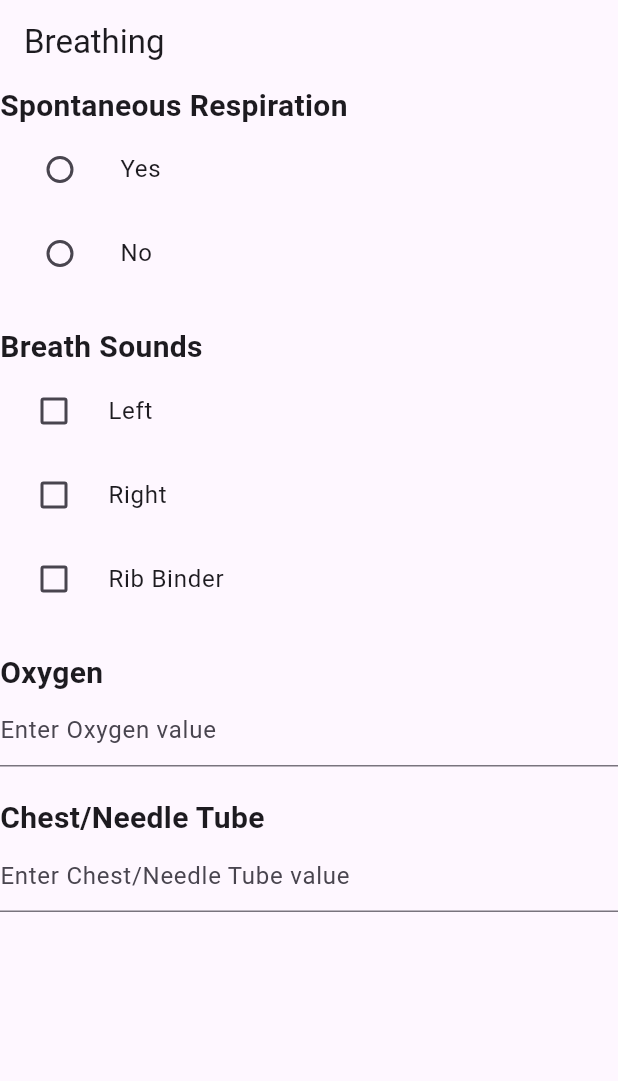
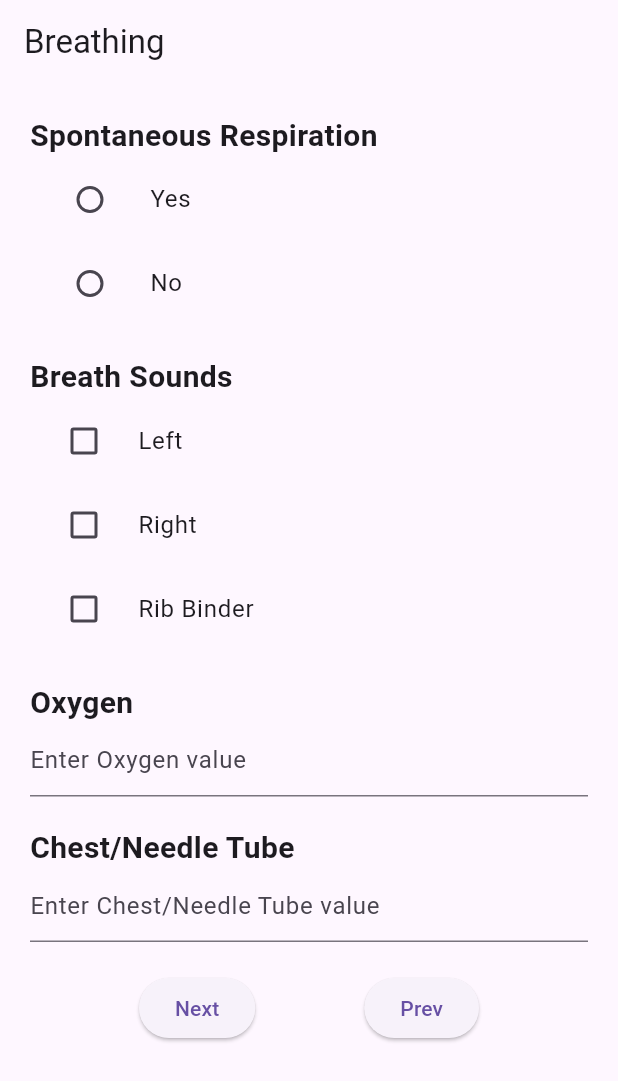
Before and after one commit to Valvahen/EmApp, a Flutter app: the BreathingPage screen opened directly, on a phone screen of 412 x 824 dp. Shown: the top 1081 px of the screen. Run offline on Flutter 3.47's test engine with Material 3 defaults, Android fonts, the phone set to English and light mode, and no system bars.

```diff
--- a/lib/login_page.dart
+++ b/lib/login_page.dart
@@ -1,9 +1,11 @@
 //import 'dart:html';
+// ignore_for_file: library_private_types_in_public_api, prefer_const_constructors
+
 import 'package:flutter/material.dart';
-import 'package:flutter/services.dart';
-import 'package:flutter/widgets.dart';
 
 class LoginPage extends StatefulWidget {
+  const LoginPage({super.key});
+
   @override
   _LoginPageState createState() => _LoginPageState();
 }
@@ -74,6 +76,8 @@ class _LoginPageState extends State<LoginPage> {
 }
 
 class NewPage extends StatefulWidget {
+  const NewPage({super.key});
+
   @override
   _NewPageState createState() => _NewPageState();
 }
@@ -186,6 +190,8 @@ class _NewPageState extends State<NewPage> {
 }
 
 class secondPage extends StatefulWidget {
+  const secondPage({super.key});
+
   @override
   _secondPageState createState() => _secondPageState();
 }
@@ -280,6 +286,8 @@ class _secondPageState extends State<secondPage> {
 }
 
 class MechanismOfInjury extends StatefulWidget {
+  const MechanismOfInjury({super.key});
+
   @override
   _MechanismOfInjuryState createState() => _MechanismOfInjuryState();
 }
@@ -603,6 +611,8 @@ class _MechanismOfInjuryState extends State<MechanismOfInjury> {
 }
 
 class AirwayPage extends StatefulWidget {
+  const AirwayPage({super.key});
+
   @override
   _AirwayPageState createState() => _AirwayPageState();
 }
@@ -747,6 +757,8 @@ class _AirwayPageState extends State<AirwayPage> {
 }
 
 class BreathingPage extends StatefulWidget {
+  const BreathingPage({super.key});
+
   @override
   _BreathingPageState createState() => _BreathingPageState();
 }
@@ -767,7 +779,9 @@ class _BreathingPageState extends State<BreathingPage> {
       appBar: AppBar(
         title: Text('Breathing'),
       ),
-      body: Column(
+      body: SingleChildScrollView(
+        padding: EdgeInsets.all(20.0),
+      child: Column(
         crossAxisAlignment: CrossAxisAlignment.start,
         children: <Widget>[
           Text(
@@ -855,7 +869,30 @@ class _BreathingPageState extends State<BreathingPage> {
               hintText: 'Enter Chest/Needle Tube value',
             ),
           ),
+          SizedBox(height: 20),
+            Row(
+              mainAxisAlignment: MainAxisAlignment.spaceEvenly,
+              children: [
+                ElevatedButton(
+                  onPressed: () {
+                    Navigator.pushReplacement(
+                        context,
+                        MaterialPageRoute(
+                            builder: (context) => BreathingPage()));
+                  },
+                  child: Text('Next'),
+                ),
+                ElevatedButton(
+                  onPressed: () {
+                    Navigator.pop(
+                        context); // Navigate back to the previous page
+                  },
+                  child: Text('Prev'),
+                ),
+              ],
+            ),
         ],
+      ),
       ),
     );
   }
```
